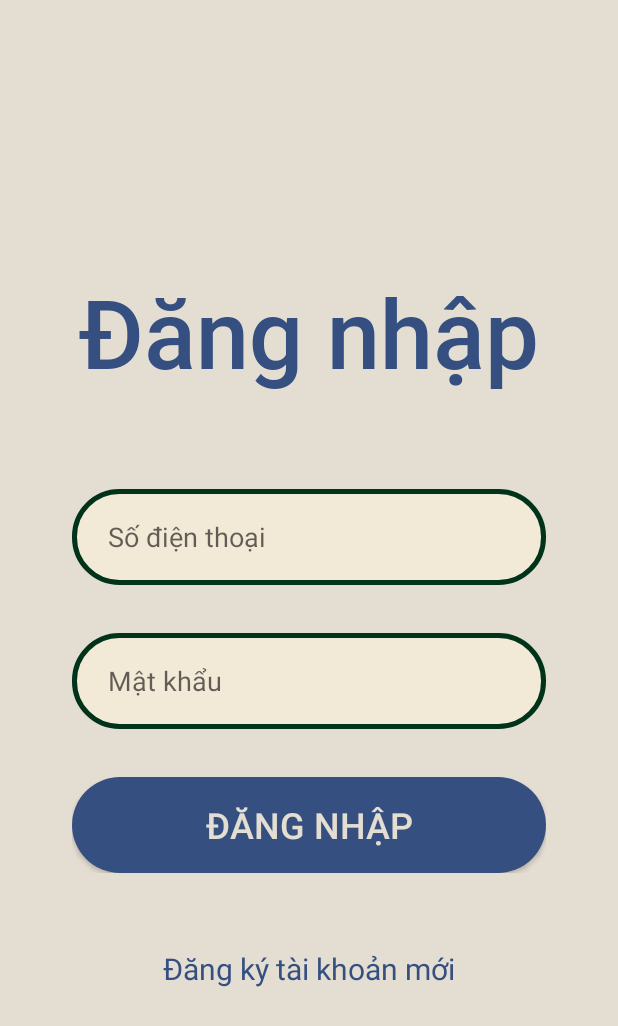
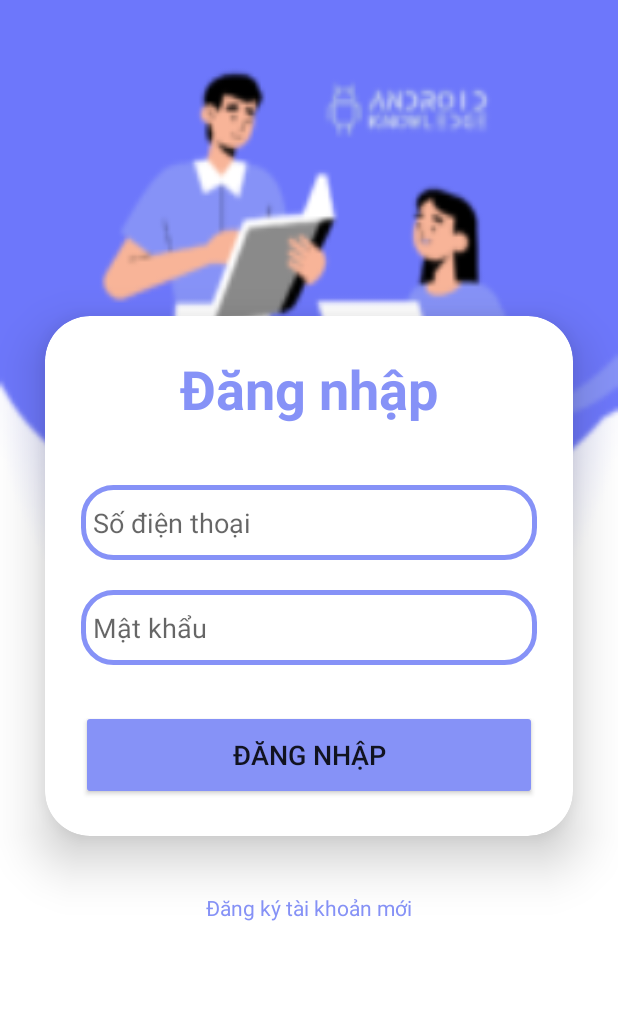
Before and after one commit to hieulag15/MusicPlay, an Android app: the screen it shows after launch (LoginActivity), on a phone screen of 412 x 824 dp. Shown: the top 1026 px of the screen. Run offline under Robolectric (Android 15) with nearby library versions, the light colour scheme and no system bars.

Commit message:
làm tí layout login

```diff
--- a/app/src/main/res/drawable/btn_layout.xml
+++ b/app/src/main/res/drawable/btn_layout.xml
@@ -22,6 +22,9 @@
             <size android:height="30dp" android:width="100dp"/>
             <corners android:radius="40dp" />
             <solid android:color="@color/primary"/>
+
         </shape>
     </item>
+
+
 </selector>
--- /dev/null
+++ b/app/src/main/res/drawable/custom_edittext.xml
@@ -0,0 +1,9 @@
+<?xml version="1.0" encoding="utf-8"?>
+<shape xmlns:android="http://schemas.android.com/apk/res/android"
+    android:shape="rectangle">
+    <stroke
+        android:width="3dp"
+        android:color="@color/purple"/>
+    <corners
+        android:radius="20dp"/>
+</shape>
--- a/app/src/main/res/drawable/ed_layout.xml
+++ b/app/src/main/res/drawable/ed_layout.xml
@@ -2,6 +2,7 @@
 <shape xmlns:android="http://schemas.android.com/apk/res/android"
     android:shape="rectangle">
     <solid android:color="@color/lout_bg"/>
+
     <stroke android:width="3dp" android:color="#01321A"/>
     <corners android:radius="30dp" />
     <padding android:left="30dp" android:right="30dp" />
--- a/app/src/main/res/layout/activity_login.xml
+++ b/app/src/main/res/layout/activity_login.xml
@@ -1,91 +1,84 @@
 <?xml version="1.0" encoding="utf-8"?>
-<androidx.constraintlayout.widget.ConstraintLayout xmlns:android="http://schemas.android.com/apk/res/android"
+<LinearLayout
+    xmlns:android="http://schemas.android.com/apk/res/android"
     xmlns:app="http://schemas.android.com/apk/res-auto"
+    xmlns:tools="http://schemas.android.com/tools"
+    xmlns:card_view="http://schemas.android.com/apk/res-auto"
     android:layout_width="match_parent"
     android:layout_height="match_parent"
-    android:background="@color/background_color">
+    android:orientation="vertical"
+    android:gravity="center"
+    android:background="@drawable/loginbkg">
 
-<ScrollView
-    android:layout_width="match_parent"
-    android:layout_height="match_parent"
-    app:layout_constraintStart_toStartOf="parent"
-    app:layout_constraintTop_toTopOf="parent">
-
-    <LinearLayout
+    <androidx.cardview.widget.CardView
         android:layout_width="match_parent"
         android:layout_height="wrap_content"
-        android:layout_gravity="center"
-        android:paddingLeft="32dp"
-        android:paddingRight="32dp"
-        android:paddingTop="32dp"
-        android:orientation="vertical">
-
-        <TextView
-            android:id="@+id/tvTitleSong"
-            style="@style/h1"
-            android:text="@string/login"
-            android:layout_width="match_parent"
-            android:layout_height="wrap_content"
-            android:textSize="64sp"
-            android:textColor="@color/primary"
-            android:layout_marginBottom="30dp"/>
-
+        android:layout_margin="30dp"
+        app:cardCornerRadius="30dp"
+        app:cardElevation="20dp"
+        android:background="@drawable/custom_edittext">
         <LinearLayout
             android:layout_width="match_parent"
             android:layout_height="wrap_content"
-            android:layout_marginTop="16dp"
-            android:paddingLeft="16dp"
-            android:paddingRight="16dp"
-            android:orientation="vertical">
+            android:orientation="vertical"
+            android:layout_gravity="center_horizontal"
+            android:padding="24dp">
+            <TextView
+                android:layout_width="match_parent"
+                android:layout_height="wrap_content"
+                android:id="@+id/tvTitleSong"
+                android:textSize="36sp"
+                android:textAlignment="center"
+                android:hint="@string/login"
+                android:textStyle="bold"
+                android:textColorHint="@color/purple"/>
+            <EditText
+                android:layout_width="match_parent"
+                android:layout_height="50dp"
+                android:id="@+id/edLoginPhone"
+                android:background="@drawable/custom_edittext"
+                android:drawablePadding="8dp"
+                android:hint="Số điện thoại"
+                android:padding="8dp"
+                android:textColor="@color/black"
+                android:textColorHighlight="@color/cardview_dark_background"
+                android:layout_marginTop="40dp"
+                app:layout_constraintStart_toStartOf="parent"
+                app:layout_constraintTop_toBottomOf="@+id/textView"/>
+            <EditText
+                android:layout_width="match_parent"
+                android:layout_height="50dp"
+                android:id="@+id/edLoginPW"
+                android:background="@drawable/custom_edittext"
 
-            <EditText
-                android:id="@+id/edLoginPhone"
-                style="@style/ed_primary"
-                android:hint="Số điện thoại"
-                android:inputType="text"/>
-
-            <EditText
-                android:id="@+id/edLoginPW"
-                style="@style/ed_primary"
+                android:drawablePadding="8dp"
                 android:hint="Mật khẩu"
-                android:inputType="text"
-                android:layout_marginTop="32dp"/>
-
-            <LinearLayout
+                android:padding="8dp"
+                android:inputType="textPassword"
+                android:textColor="@color/black"
+                android:textColorHighlight="@color/cardview_dark_background"
+                android:layout_marginTop="20dp"/>
+            <Button
                 android:layout_width="match_parent"
-                android:layout_height="64dp"
-                android:layout_marginTop="32dp"
-                style="@style/layout_row">
-
-                <androidx.appcompat.widget.AppCompatButton
-                    android:id="@+id/btnLogin"
-                    style="@style/button"
-                    android:layout_height="match_parent"
-                    android:text="@string/login"
-                    android:textSize="24sp"/>
-
-            </LinearLayout>
-
-            <LinearLayout
-                android:layout_width="match_parent"
-                android:layout_height="64dp"
-                android:layout_marginTop="32dp"
-                style="@style/layout_row">
-
-                <TextView
-                    android:layout_width="match_parent"
-                    android:layout_height="match_parent"
-                    android:id="@+id/tvRegister"
-                    android:text="@string/forward_register"
-                    android:gravity="center"
-                    style="@style/h3"/>
-
-            </LinearLayout>
+                android:layout_height="60dp"
+                android:id="@+id/btnLogin"
+                android:text="@string/login"
+                android:textSize="18sp"
+                android:layout_marginTop="30dp"
+                android:backgroundTint="@color/purple"
+                app:cornerRadius = "20dp"/>
+        </LinearLayout>
+    </androidx.cardview.widget.CardView>
+    <TextView
+        android:layout_width="wrap_content"
+        android:layout_height="wrap_content"
+        android:padding="8dp"
+        android:text="@string/forward_register"
+        android:textSize="14sp"
+        android:textAlignment="center"
+        android:id="@+id/tvRegister"
+        android:textColor="@color/purple"
+        android:layout_marginBottom="20dp"/>
 
 
-        </LinearLayout>
-
-    </LinearLayout>
-</ScrollView>
-
-</androidx.constraintlayout.widget.ConstraintLayout>
+</LinearLayout>
--- a/app/src/main/res/values/colors.xml
+++ b/app/src/main/res/values/colors.xml
@@ -1,6 +1,7 @@
 <?xml version="1.0" encoding="utf-8"?>
 <resources>
 
+    <color name="purple">#8692f7</color>
     <color name="purple_200">#FFBB86FC</color>
     <color name="purple_500">#FF6200EE</color>
     <color name="purple_700">#FF3700B3</color>
```
Also changed, not shown: app/src/main/res/drawable/ic_baseline_person_24.png (added), app/src/main/res/drawable/loginbkg.png (added).
